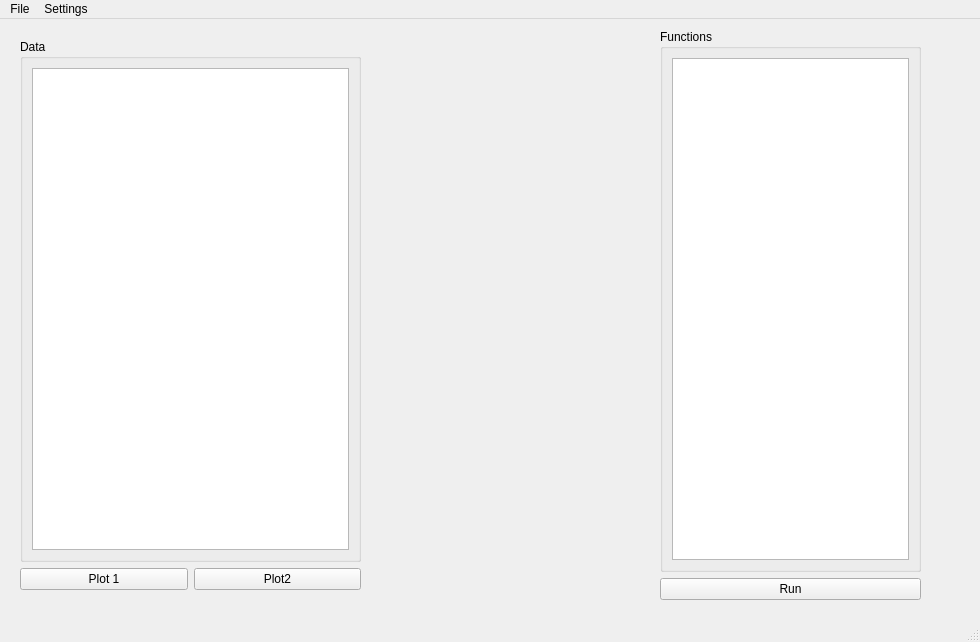
This is src/isoplot_gui.ui in snietfeld/isoplot as Qt 5 draws it before an edit. The edited form follows.
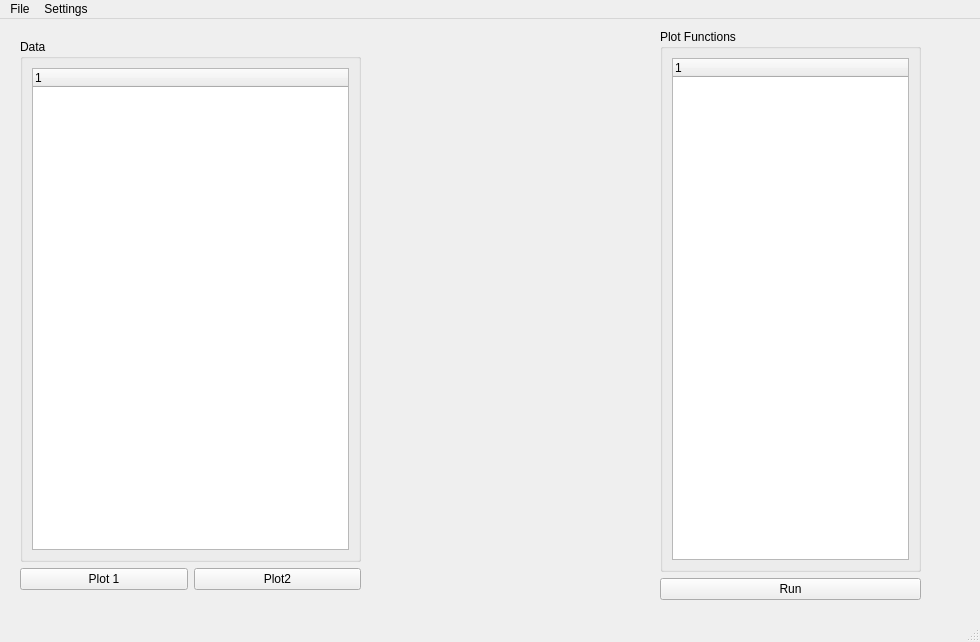
This is the edited form.

Commit message: File menu now shows all imported data load modules.

```diff
--- a/src/isoplot_gui.ui
+++ b/src/isoplot_gui.ui
@@ -27,11 +27,17 @@
      <item>
       <widget class="QGroupBox" name="groupBox_2">
        <property name="title">
-        <string>Functions</string>
+        <string>Plot Functions</string>
        </property>
        <layout class="QVBoxLayout" name="verticalLayout_4">
         <item>
-         <widget class="QTreeView" name="treeView_2"/>
+         <widget class="QTreeWidget" name="plot_treeWidget">
+          <column>
+           <property name="text">
+            <string notr="true">1</string>
+           </property>
+          </column>
+         </widget>
         </item>
        </layout>
       </widget>
@@ -62,7 +68,13 @@
        </property>
        <layout class="QVBoxLayout" name="verticalLayout_3">
         <item>
-         <widget class="QTreeView" name="treeView"/>
+         <widget class="QTreeWidget" name="data_treeWidget">
+          <column>
+           <property name="text">
+            <string notr="true">1</string>
+           </property>
+          </column>
+         </widget>
         </item>
        </layout>
       </widget>
```
Left out of the diff: 1 changed line with no effect on the pictures. The commit also changes 4 other files.
